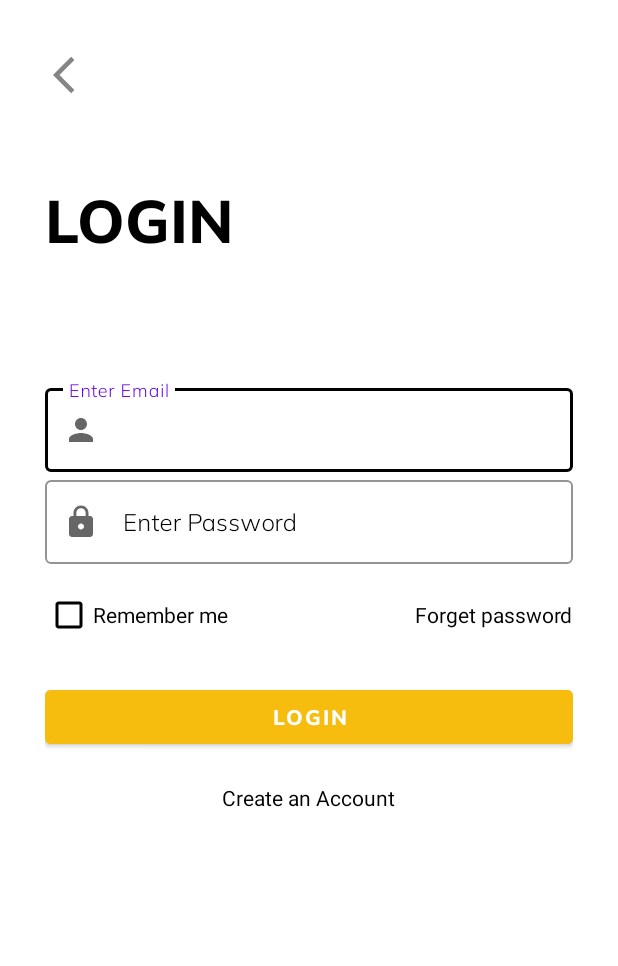
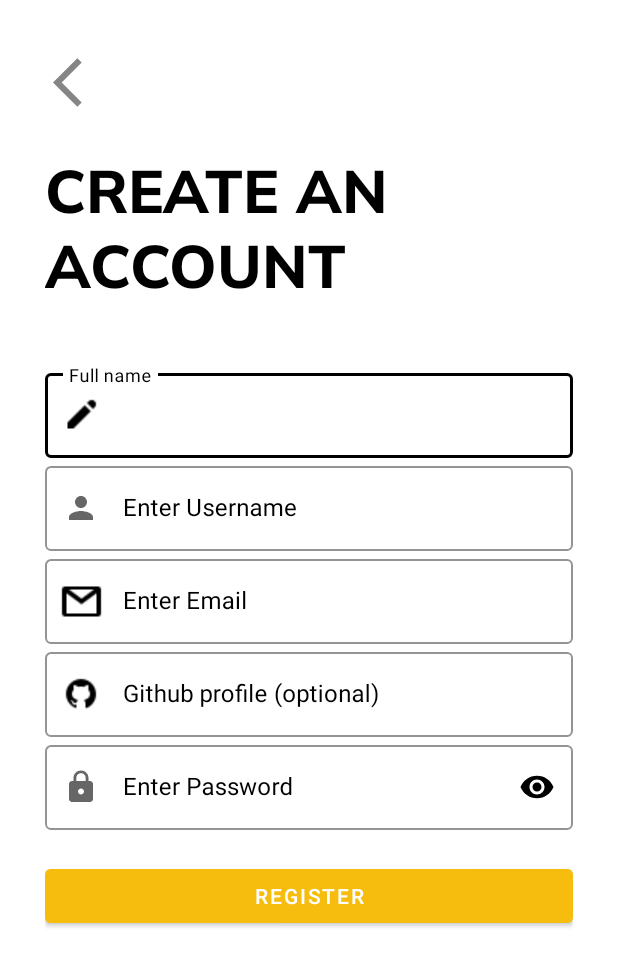
Before and after one commit to Krishanadave671/Team7_CSHTN-08, an Android app: the screen it shows after launch (login_page_activity before the commit, register_page after it), on a phone screen of 412 x 824 dp. Shown: the top 966 px of the screen. Run offline under Robolectric (Android 15) with nearby library versions, the light colour scheme and no system bars.

Commit message:
register page

```diff
--- a/app/src/main/AndroidManifest.xml
+++ b/app/src/main/AndroidManifest.xml
@@ -10,11 +10,14 @@
         android:supportsRtl="true"
         android:theme="@style/Theme.WebDev">
         <activity
+            android:name=".login_page_activity"
+            android:exported="true" />
+        <activity
             android:name=".MainActivity"
-            android:exported="true"/>
+            android:exported="true" />
         <activity
-            android:name=".login_page_activity"
-            android:exported="true" >
+            android:name=".register_page"
+            android:exported="true">
 
             <intent-filter>
                 <action android:name="android.intent.action.MAIN" />
--- /dev/null
+++ b/app/src/main/java/com/krishana/webdev/register_page.java
@@ -0,0 +1,14 @@
+package com.krishana.webdev;
+
+import androidx.appcompat.app.AppCompatActivity;
+
+import android.os.Bundle;
+
+public class register_page extends AppCompatActivity {
+
+    @Override
+    protected void onCreate(Bundle savedInstanceState) {
+        super.onCreate(savedInstanceState);
+        setContentView(R.layout.activity_register_page);
+    }
+}
--- /dev/null
+++ b/app/src/main/res/layout/activity_register_page.xml
@@ -0,0 +1,163 @@
+<?xml version="1.0" encoding="utf-8"?>
+<ScrollView xmlns:android="http://schemas.android.com/apk/res/android"
+    xmlns:app="http://schemas.android.com/apk/res-auto"
+    xmlns:tools="http://schemas.android.com/tools"
+    android:layout_width="match_parent"
+    android:layout_height="match_parent"
+    android:background="@color/white"
+    android:padding="30dp"
+    android:labelFor="@+id/scrollview_Signup"
+    android:contentDescription="@string/scroll_signuppage"
+    tools:context=".register_page">
+
+    <LinearLayout
+        android:layout_width="match_parent"
+        android:layout_height="wrap_content"
+        android:orientation="vertical">
+
+        <ImageView
+            android:id="@+id/sign_up_back"
+            android:layout_width="50dp"
+            android:layout_height="50dp"
+            android:padding="5dp"
+            android:src="@drawable/back_icon" />
+        <TextView
+            android:layout_width="wrap_content"
+            android:layout_height="wrap_content"
+            android:text="@string/create_an_account"
+            android:textColor="@color/black"
+            android:textSize="40sp"
+            android:fontFamily="@font/muli_extrabold"
+            android:textAllCaps="true"
+            android:layout_marginTop="20dp"/>
+        <LinearLayout
+            android:layout_width="match_parent"
+            android:layout_height="wrap_content"
+            android:orientation="vertical"
+            android:layout_marginTop="40dp">
+
+            <com.google.android.material.textfield.TextInputLayout
+                android:id="@+id/fullname"
+                style="@style/Widget.MaterialComponents.TextInputLayout.OutlinedBox"
+                android:layout_width="match_parent"
+                android:layout_height="wrap_content"
+                android:hint="@string/full_name"
+                android:textColorHint="@color/black"
+                app:boxStrokeColor="@color/black"
+                app:boxStrokeWidthFocused="2dp"
+                app:hintTextColor="@color/black"
+                app:startIconDrawable="@drawable/edit_name"
+
+                app:startIconTint="@color/black">
+
+                <com.google.android.material.textfield.TextInputEditText
+                    android:layout_width="match_parent"
+                    android:layout_height="wrap_content"
+                    android:inputType="text" />
+
+
+            </com.google.android.material.textfield.TextInputLayout>
+
+            <com.google.android.material.textfield.TextInputLayout
+                android:id="@+id/username"
+                style="@style/Widget.MaterialComponents.TextInputLayout.OutlinedBox"
+                android:layout_width="match_parent"
+                android:layout_height="wrap_content"
+                android:hint="@string/enter_username"
+                android:textColorHint="@color/black"
+                app:boxStrokeColor="@color/black"
+                app:boxStrokeWidthFocused="2dp"
+                app:hintTextColor="@color/black"
+                app:startIconDrawable="@drawable/user"
+
+                app:startIconTint="@color/black">
+
+                <com.google.android.material.textfield.TextInputEditText
+                    android:layout_width="match_parent"
+                    android:layout_height="wrap_content" />
+
+
+            </com.google.android.material.textfield.TextInputLayout>
+
+            <com.google.android.material.textfield.TextInputLayout
+                android:id="@+id/Email_log"
+                style="@style/Widget.MaterialComponents.TextInputLayout.OutlinedBox"
+                android:layout_width="match_parent"
+                android:layout_height="wrap_content"
+                android:hint="@string/enter_email"
+                android:textColorHint="@color/black"
+                app:boxStrokeColor="@color/black"
+                app:boxStrokeWidthFocused="2dp"
+                app:hintTextColor="@color/black"
+                app:startIconDrawable="@drawable/email_login"
+
+                app:startIconTint="@color/black">
+
+                <com.google.android.material.textfield.TextInputEditText
+                    android:layout_width="match_parent"
+                    android:layout_height="wrap_content"
+                    android:inputType="textEmailAddress" />
+
+
+            </com.google.android.material.textfield.TextInputLayout>
+
+            <com.google.android.material.textfield.TextInputLayout
+                android:id="@+id/Github"
+                style="@style/Widget.MaterialComponents.TextInputLayout.OutlinedBox"
+                android:layout_width="match_parent"
+                android:layout_height="wrap_content"
+                android:hint="@string/github_profile_optional"
+                android:textColorHint="@color/black"
+                app:boxStrokeColor="@color/black"
+                app:boxStrokeWidthFocused="2dp"
+                app:hintTextColor="@color/black"
+                app:startIconDrawable="@drawable/github_login"
+
+                app:startIconTint="@color/black">
+
+                <com.google.android.material.textfield.TextInputEditText
+                    android:layout_width="match_parent"
+                    android:layout_height="wrap_content"
+                    android:inputType="textWebEditText" />
+
+
+            </com.google.android.material.textfield.TextInputLayout>
+
+            <com.google.android.material.textfield.TextInputLayout
+                android:id="@+id/Password_log"
+                style="@style/Widget.MaterialComponents.TextInputLayout.OutlinedBox"
+                android:layout_width="match_parent"
+                android:layout_height="wrap_content"
+                android:hint="@string/enter_password"
+                android:textColorHint="@color/black"
+                app:boxStrokeColor="@color/black"
+                app:boxStrokeWidthFocused="2dp"
+                app:hintTextColor="@color/black"
+                app:passwordToggleEnabled="true"
+                app:passwordToggleTint="@color/black"
+                app:startIconDrawable="@drawable/password"
+
+                app:startIconTint="@color/black">
+
+                <com.google.android.material.textfield.TextInputEditText
+                    android:layout_width="match_parent"
+                    android:layout_height="wrap_content"
+                    android:inputType="textPassword" />
+
+
+            </com.google.android.material.textfield.TextInputLayout>
+
+            <Button
+                android:id="@+id/btn_Register"
+                android:layout_width="match_parent"
+                android:layout_height="wrap_content"
+                android:layout_marginTop="20dp"
+                android:backgroundTint="#F6BC0E"
+                android:elevation="5dp"
+
+                android:text="@string/register"
+                android:textColor="@color/white" />
+
+        </LinearLayout>
+    </LinearLayout>
+</ScrollView>
--- a/app/src/main/res/values/strings.xml
+++ b/app/src/main/res/values/strings.xml
@@ -8,4 +8,9 @@
     <string name="login">Login</string>
     <string name="scroll_loginpage">scroll_loginpage</string>
     <string name="login1">login</string>
+    <string name="enter_username">Enter Username</string>
+    <string name="github_profile_optional">Github profile (optional)</string>
+    <string name="register">Register</string>
+    <string name="scroll_signuppage">scroll_signuppage</string>
+    <string name="full_name">Full name</string>
 </resources>
```
Also changed, not shown: app/src/main/res/drawable-v24/edit_name.png (added), app/src/main/res/drawable-v24/email_login.png (added), app/src/main/res/drawable-v24/github_login.png (added).
